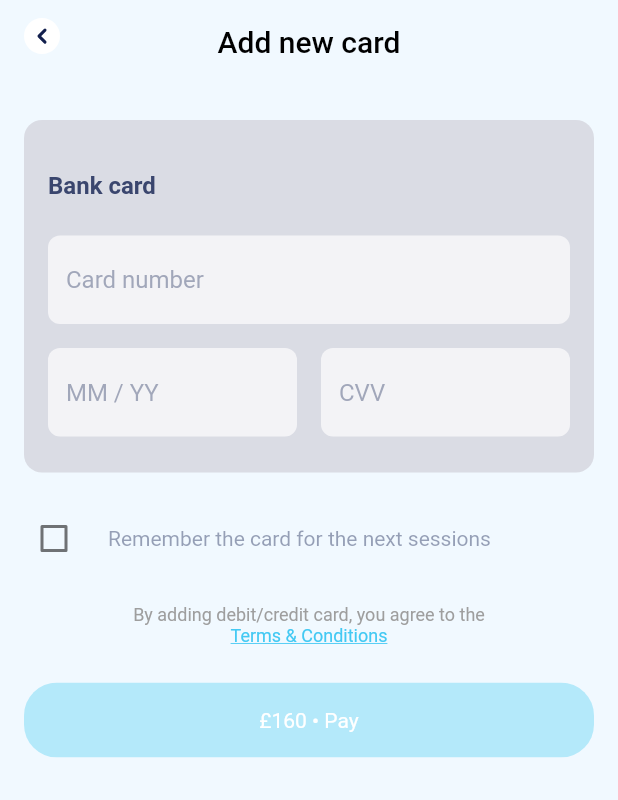
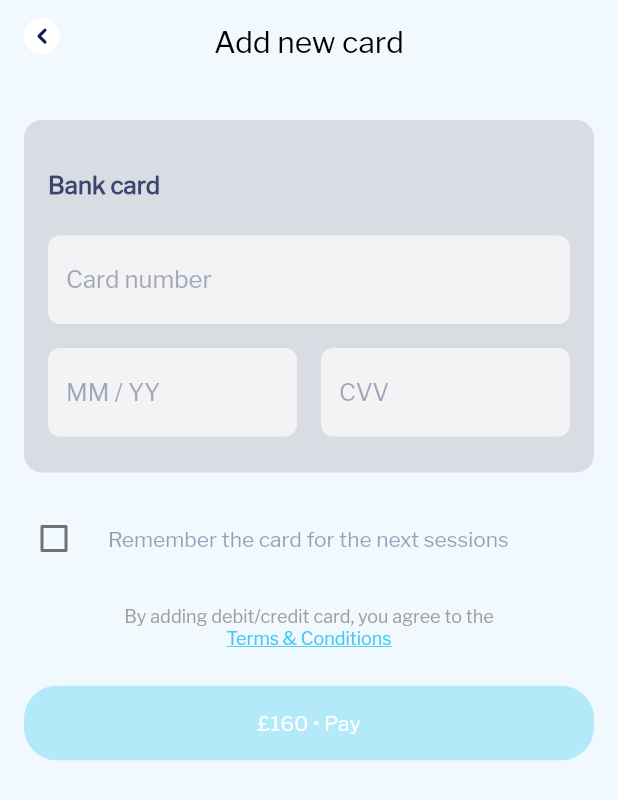
Before and after one commit to phantom1511/test_task, a Flutter app: the screen it shows after launch, after a tap on "Add new card", on a phone screen of 412 x 824 dp. Shown: the top 800 px of the screen. Run offline on Flutter 3.47's test engine with Material 2 defaults, Android fonts, the phone set to English and light mode, and no system bars; our stand-ins replace flutter_svg; missing offline and left inert: bottom_drawer, masked_text.

Commit message:
feedback task -1

```diff
--- a/lib/main.dart
+++ b/lib/main.dart
@@ -1,4 +1,5 @@
 import 'package:flutter/material.dart';
+import 'package:test_task/view/home_page.dart';
 
 import 'view/payment_method_page.dart';
 
--- a/lib/view/add_new_card_page.dart
+++ b/lib/view/add_new_card_page.dart
@@ -1,7 +1,9 @@
 import 'package:flutter/material.dart';
 import 'package:flutter_svg/svg.dart';
+import 'package:masked_text/masked_text.dart';
 import 'package:test_task/constants.dart';
-import 'package:test_task/widget/gradient_button.dart';
+
+import 'mask_input.dart';
 
 class AddNewCardPage extends StatefulWidget {
   @override
@@ -15,6 +17,7 @@ class _AddNewCardPageState extends State<AddNewCardPage> {
   bool checkedValue = false;
   final _formKey = GlobalKey<FormState>();
   bool _enabled = false;
+
   // Color btnColor =;
 
   @override
@@ -24,7 +27,7 @@ class _AddNewCardPageState extends State<AddNewCardPage> {
       appBar: AppBar(
         title: Text(
           'Add new card',
-          style: TextStyle(color: Colors.black),
+          style: TextStyle(color: Colors.black, fontFamily: 'LibreFranklin'),
         ),
         centerTitle: true,
         backgroundColor: Palette.aliceBlue.withOpacity(.35),
@@ -62,16 +65,19 @@ class _AddNewCardPageState extends State<AddNewCardPage> {
                             SizedBox(height: 34),
                             Text(
                               'Bank card',
-                              style: Theme
-                                  .of(context)
+                              style: Theme.of(context)
                                   .textTheme
                                   .subtitle1
                                   .copyWith(
                                       color: Palette.eastBay,
-                                  fontWeight: FontWeight.w600),
+                                      fontWeight: FontWeight.w600,
+                                      fontFamily: 'LibreFranklin'),
                             ),
                             SizedBox(height: 24),
                             TextFormField(
+                              inputFormatters: [
+                                MaskedTextInputFormatter(mask: 'xxxx xxxx xxxx xxxx', separator: ' ')
+                              ],
                               controller: cardNumberTEC,
                               onChanged: (text) {
                                 setState(() {
@@ -82,6 +88,7 @@ class _AddNewCardPageState extends State<AddNewCardPage> {
                                   }
                                 });
                               },
+                              style: TextStyle(fontFamily: 'LibreFranklin'),
                               keyboardType: TextInputType.number,
                               decoration: InputDecoration(
                                   fillColor: Palette.athensGray,
@@ -90,19 +97,21 @@ class _AddNewCardPageState extends State<AddNewCardPage> {
                                       borderRadius: BorderRadius.circular(8),
                                       borderSide: BorderSide.none),
                                   hintText: 'Card number',
-                                  hintStyle: Theme
-                                      .of(context)
+                                  hintStyle: Theme.of(context)
                                       .textTheme
                                       .subtitle1
                                       .copyWith(
-                                      color:
-                                      Palette.lynch.withOpacity(.6))),
+                                          color: Palette.lynch.withOpacity(.6),
+                                          fontFamily: 'LibreFranklin')),
                             ),
                             SizedBox(height: 16),
                             Row(
                               children: [
                                 Expanded(
                                   child: TextFormField(
+                                    inputFormatters: [
+                                      MaskedTextInputFormatter(mask: 'xx/xx', separator: '/')
+                                    ],
                                     controller: monthTEC,
                                     onChanged: (text) {
                                       setState(() {
@@ -113,6 +122,7 @@ class _AddNewCardPageState extends State<AddNewCardPage> {
                                         }
                                       });
                                     },
+                                    style: TextStyle(fontFamily: 'LibreFranklin'),
                                     keyboardType: TextInputType.phone,
                                     decoration: InputDecoration(
                                         fillColor: Palette.athensGray,
@@ -122,13 +132,13 @@ class _AddNewCardPageState extends State<AddNewCardPage> {
                                                 BorderRadius.circular(8),
                                             borderSide: BorderSide.none),
                                         hintText: 'MM / YY',
-                                        hintStyle: Theme
-                                            .of(context)
+                                        hintStyle: Theme.of(context)
                                             .textTheme
                                             .subtitle1
                                             .copyWith(
                                                 color: Palette.lynch
-                                                .withOpacity(.6))),
+                                                    .withOpacity(.6),
+                                                fontFamily: 'LibreFranklin')),
                                   ),
                                 ),
                                 SizedBox(width: 16),
@@ -144,6 +154,10 @@ class _AddNewCardPageState extends State<AddNewCardPage> {
                                         }
                                       });
                                     },
+                                    style: TextStyle(fontFamily: 'LibreFranklin'),
+                                    inputFormatters: [
+                                      MaskedTextInputFormatter(mask: 'xxx', separator: '')
+                                    ],
                                     controller: codeTEC,
                                     keyboardType: TextInputType.number,
                                     decoration: InputDecoration(
@@ -154,13 +168,13 @@ class _AddNewCardPageState extends State<AddNewCardPage> {
                                                 BorderRadius.circular(8),
                                             borderSide: BorderSide.none),
                                         hintText: 'CVV',
-                                        hintStyle: Theme
-                                            .of(context)
+                                        hintStyle: Theme.of(context)
                                             .textTheme
                                             .subtitle1
                                             .copyWith(
                                                 color: Palette.lynch
-                                                .withOpacity(.6))),
+                                                    .withOpacity(.6),
+                                                fontFamily: 'LibreFranklin')),
                                   ),
                                 ),
                               ],
@@ -177,11 +191,9 @@ class _AddNewCardPageState extends State<AddNewCardPage> {
               CheckboxListTile(
                 title: Text(
                   'Remember the card for the next sessions',
-                  style: Theme
-                      .of(context)
-                      .textTheme
-                      .bodyText2
-                      .copyWith(color: Palette.eastBay.withOpacity(.5)),
+                  style: Theme.of(context).textTheme.bodyText2.copyWith(
+                      color: Palette.eastBay.withOpacity(.5),
+                      fontFamily: 'LibreFranklin'),
                 ),
                 value: checkedValue,
                 onChanged: (newValue) {
@@ -200,24 +212,18 @@ class _AddNewCardPageState extends State<AddNewCardPage> {
                   children: [
                     Text(
                       'By adding debit/credit card, you agree to the',
-                      style: Theme
-                          .of(context)
-                          .textTheme
-                          .caption
-                          .copyWith(
-                          fontWeight: FontWeight.w400, color: Colors.grey),
+                      style: Theme.of(context).textTheme.caption.copyWith(
+                          fontWeight: FontWeight.w400,
+                          color: Colors.grey,
+                          fontFamily: 'LibreFranklin'),
                     ),
                     Text(
                       'Terms & Conditions',
-                      style: Theme
-                          .of(context)
-                          .textTheme
-                          .caption
-                          .copyWith(
+                      style: Theme.of(context).textTheme.caption.copyWith(
                           fontWeight: FontWeight.w400,
                           color: Palette.pictonBlueL,
                           decoration: TextDecoration.underline,
-                      ),
+                          fontFamily: 'LibreFranklin'),
                     ),
                   ],
                 ),
@@ -248,27 +254,36 @@ class _AddNewCardPageState extends State<AddNewCardPage> {
                   width: double.maxFinite,
                   child: RawMaterialButton(
                     onPressed: _enabled ? () {} : null,
-                    shape: RoundedRectangleBorder(borderRadius: BorderRadius.circular(22)),
+                    shape: RoundedRectangleBorder(
+                        borderRadius: BorderRadius.circular(22)),
                     padding: EdgeInsets.all(0.0),
                     child: Ink(
                       decoration: BoxDecoration(
-                          gradient: _enabled ?  LinearGradient(colors: [Palette.pictonBlueL, Palette.pictonBlue],
+                          gradient: _enabled
+                              ? LinearGradient(
+                                  colors: [
+                                    Palette.pictonBlueL,
+                                    Palette.pictonBlue
+                                  ],
                                   begin: Alignment.centerLeft,
                                   end: Alignment.centerRight,
-                          ) : LinearGradient(colors: [Palette.charlotte, Palette.charlotte],
+                                )
+                              : LinearGradient(
+                                  colors: [
+                                    Palette.charlotte,
+                                    Palette.charlotte
+                                  ],
                                   begin: Alignment.centerLeft,
                                   end: Alignment.centerRight,
                                 ),
-                          borderRadius: BorderRadius.circular(22)
-                      ),
+                          borderRadius: BorderRadius.circular(22)),
                       child: Container(
                         alignment: Alignment.center,
                         child: Text(
                           '£160 • Pay',
                           textAlign: TextAlign.center,
                           style: TextStyle(
-                              color: Colors.white
-                          ),
+                              color: Colors.white, fontFamily: 'LibreFranklin'),
                         ),
                       ),
                     ),
--- /dev/null
+++ b/lib/view/mask_input.dart
@@ -0,0 +1,30 @@
+import 'package:flutter/material.dart';
+import 'package:flutter/services.dart';
+
+class MaskedTextInputFormatter extends TextInputFormatter {
+  final String mask;
+  final String separator;
+
+  MaskedTextInputFormatter({
+    @required this.mask,
+    @required this.separator,
+  }) { assert(mask != null); assert (separator != null); }
+
+  @override
+  TextEditingValue formatEditUpdate(TextEditingValue oldValue, TextEditingValue newValue) {
+    if(newValue.text.length > 0) {
+      if(newValue.text.length > oldValue.text.length) {
+        if(newValue.text.length > mask.length) return oldValue;
+        if(newValue.text.length < mask.length && mask[newValue.text.length - 1] == separator) {
+          return TextEditingValue(
+            text: '${oldValue.text}$separator${newValue.text.substring(newValue.text.length-1)}',
+            selection: TextSelection.collapsed(
+              offset: newValue.selection.end + 1,
+            ),
+          );
+        }
+      }
+    }
+    return newValue;
+  }
+}
--- a/lib/view/payment_method_page.dart
+++ b/lib/view/payment_method_page.dart
@@ -26,6 +26,7 @@ class _PaymentMethodPageState extends State<PaymentMethodPage> {
   Widget build(BuildContext context) {
     return MaterialApp(
       home: Scaffold(
+        backgroundColor: Colors.red,
         body: Stack(
           children: [
             _buildBottomDrawer(context),
@@ -57,10 +58,14 @@ class _PaymentMethodPageState extends State<PaymentMethodPage> {
               style: Theme.of(context)
                   .textTheme
                   .subtitle1
-                  .copyWith(fontWeight: FontWeight.w600),
+                  .copyWith(fontWeight: FontWeight.w600, fontFamily: 'LibreFranklin'),
             ),
-            trailing: SvgPicture.asset(
+            trailing: GestureDetector(
+              onTap: (){
+              },
+              child: SvgPicture.asset(
                 Assets.close,
+              ),
             ),
           ),
           Spacer(),
@@ -74,7 +79,9 @@ class _PaymentMethodPageState extends State<PaymentMethodPage> {
   }
 
   Widget _buildBottomDrawerBody(BuildContext context) {
-    return Container(
+    return GestureDetector(
+      onTap: (){},
+      child: Container(
         width: double.infinity,
         height: _bodyHeight,
         child: SingleChildScrollView(
@@ -88,10 +95,11 @@ class _PaymentMethodPageState extends State<PaymentMethodPage> {
                   'Instant consultation',
                   style: Theme.of(context).textTheme.bodyText2.copyWith(
                       fontWeight: FontWeight.w400,
-                    color: Palette.eastBay.withOpacity(.8)),
+                      color: Palette.eastBay.withOpacity(.8), fontFamily: 'LibreFranklin'),
                 ),
                 SizedBox(height: 16),
                 Container(
+                  height: 38,
                   decoration: BoxDecoration(
                       // shape: BoxShape.circle,
                       borderRadius: BorderRadius.circular(18),
@@ -101,7 +109,23 @@ class _PaymentMethodPageState extends State<PaymentMethodPage> {
                     children: [
                       Expanded(
                         child: Padding(
-                        padding: const EdgeInsets.symmetric(horizontal: 8),
+                          padding: const EdgeInsets.all(2.0),
+                          child: GestureDetector(
+                            onTap: (){
+                              setState(() {
+                                if (!hasBeenPressed) {
+                                  hasBeenPressed = !hasBeenPressed;
+                                }
+                              });
+                            },
+                            child: Container(
+                              height: 38,
+                              decoration: BoxDecoration(
+                                color: !hasBeenPressed
+                                    ? Palette.athensGray
+                                    : Colors.white,
+                                borderRadius: BorderRadius.circular(18)
+                              ),
                               child: TextButton(
                                   onPressed: () {
                                     setState(() {
@@ -118,9 +142,7 @@ class _PaymentMethodPageState extends State<PaymentMethodPage> {
                                       )),
                                       backgroundColor:
                                           MaterialStateProperty.all<Color>(
-                                  !hasBeenPressed
-                                      ? Palette.athensGray
-                                      : Colors.white,
+                                        Colors.transparent,
                                       )),
                                   child: Text(
                                     'Apple Pay',
@@ -129,13 +151,31 @@ class _PaymentMethodPageState extends State<PaymentMethodPage> {
                                         .bodyText2
                                         .copyWith(
                                             color: Colors.black,
-                                      fontWeight: FontWeight.w600),
+                                            fontWeight: FontWeight.w600, fontFamily: 'LibreFranklin'),
                                   )),
+                            ),
+                          ),
                         ),
                       ),
                       Expanded(
                         child: Padding(
-                        padding: const EdgeInsets.symmetric(horizontal: 8),
+                          padding: const EdgeInsets.all(2.0),
+                          child: GestureDetector(
+                            onTap: (){
+                              setState(() {
+                                if (!hasBeenPressed) {
+                                  hasBeenPressed = !hasBeenPressed;
+                                }
+                              });
+                            },
+                            child: Container(
+                              height: 38,
+                              decoration: BoxDecoration(
+                                color: hasBeenPressed
+                                    ? Palette.athensGray
+                                    : Colors.white,
+                                borderRadius: BorderRadius.circular(18)
+                              ),
                               child: TextButton(
                                   onPressed: () {
                                     setState(() {
@@ -144,9 +184,7 @@ class _PaymentMethodPageState extends State<PaymentMethodPage> {
                                       }
                                     });
                                   },
-
                                   style: ButtonStyle(
-
                                       shape: MaterialStateProperty.all<
                                               RoundedRectangleBorder>(
                                           RoundedRectangleBorder(
@@ -154,9 +192,8 @@ class _PaymentMethodPageState extends State<PaymentMethodPage> {
                                       )),
                                       backgroundColor:
                                           MaterialStateProperty.all<Color>(
-                                        !hasBeenPressed
-                                            ? Colors.white
-                                            : Palette.athensGray)),
+                                        Colors.transparent,
+                                      )),
                                   child: Text(
                                     'Card',
                                     style: Theme.of(context)
@@ -164,8 +201,10 @@ class _PaymentMethodPageState extends State<PaymentMethodPage> {
                                         .bodyText2
                                         .copyWith(
                                             color: Colors.black,
-                                      fontWeight: FontWeight.w600),
+                                            fontWeight: FontWeight.w600, fontFamily: 'LibreFranklin'),
                                   )),
+                            ),
+                          ),
                         ),
                       ),
                     ],
@@ -173,11 +212,18 @@ class _PaymentMethodPageState extends State<PaymentMethodPage> {
                 ),
                 SizedBox(height: 40),
                 ListTile(
+                    onTap: () {
+                      onChange: (value) {
+                        setState(() {
+                          _value = value;
+                        });
+                      };
+                    },
                     title: Text(
                       '**** 8947',
                       style: Theme.of(context).textTheme.subtitle1.copyWith(
                           color: Palette.eastBay.withOpacity(.8),
-                        fontWeight: FontWeight.w400),
+                          fontWeight: FontWeight.w400, fontFamily: 'LibreFranklin'),
                     ),
                     leading: Image.asset(Assets.card1),
                     trailing: Radio(
@@ -192,11 +238,12 @@ class _PaymentMethodPageState extends State<PaymentMethodPage> {
                     )),
                 Divider(),
                 ListTile(
+                    onTap: () {},
                     title: Text(
                       '**** 7464',
                       style: Theme.of(context).textTheme.subtitle1.copyWith(
                           color: Palette.eastBay.withOpacity(.8),
-                        fontWeight: FontWeight.w400),
+                          fontWeight: FontWeight.w400, fontFamily: 'LibreFranklin'),
                     ),
                     leading: Image.asset(Assets.card2),
                     trailing: Radio(
@@ -219,20 +266,24 @@ class _PaymentMethodPageState extends State<PaymentMethodPage> {
                     'Add new card',
                     style: Theme.of(context).textTheme.subtitle1.copyWith(
                         color: Palette.eastBay.withOpacity(.8),
-                      fontWeight: FontWeight.w400),
+                        fontWeight: FontWeight.w400, fontFamily: 'LibreFranklin'),
                   ),
                   leading: Icon(Icons.credit_card),
-                trailing: Icon(
+                  trailing: Padding(
+                    padding: const EdgeInsets.all(12.0),
+                    child: Icon(
                       Icons.add,
                       color: Palette.eastBay,
+                    ),
                   ),
                 ),
                 SizedBox(height: 40),
                 RaisedGradientButton(
                   label: '£160 • Pay',
-                onPressed: (){},
+                  onPressed: () {},
                 ),
               ],
+            ),
           ),
         ),
       ),
--- a/lib/widget/gradient_button.dart
+++ b/lib/widget/gradient_button.dart
@@ -42,7 +42,7 @@ class RaisedGradientButton extends StatelessWidget {
               style: Theme.of(context)
                   .textTheme
                   .subtitle1
-                  .copyWith(color: Colors.white, fontWeight: FontWeight.w700),
+                  .copyWith(color: Colors.white, fontWeight: FontWeight.w700, fontFamily: 'LibreFranklin'),
             ),
           ),
         ),
```
Also changed, not shown: lib/view/home_page.dart (added, +266 -0 lines), pubspec.yaml (+5 -4 lines), assets/fonts/LibreFranklin-Regular.ttf (added), pubspec.lock. Lines whose indentation alone changed are shown as unchanged.
